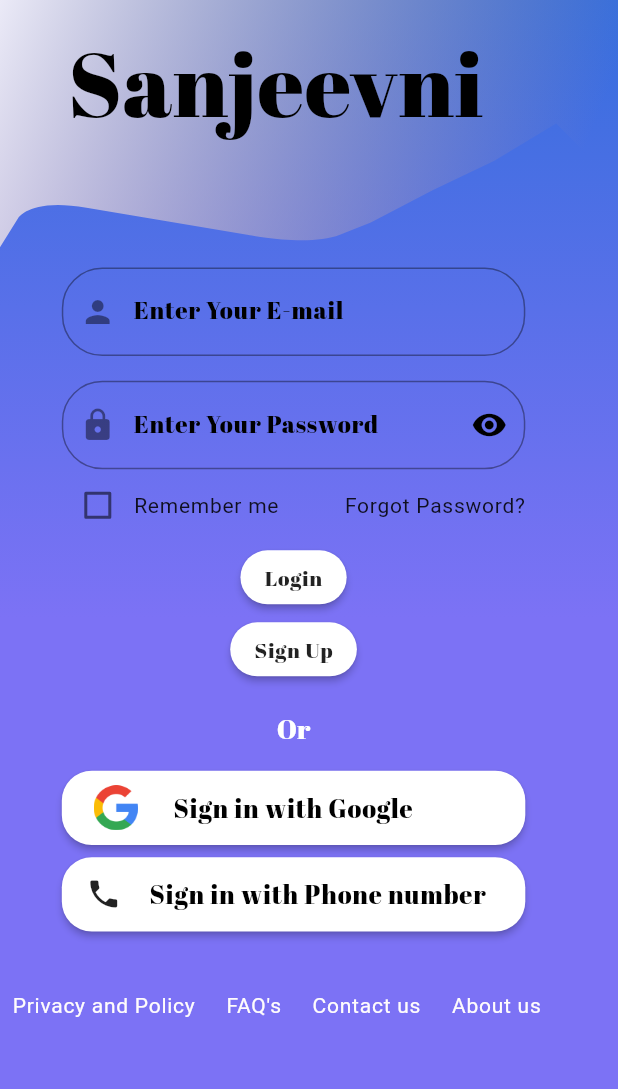
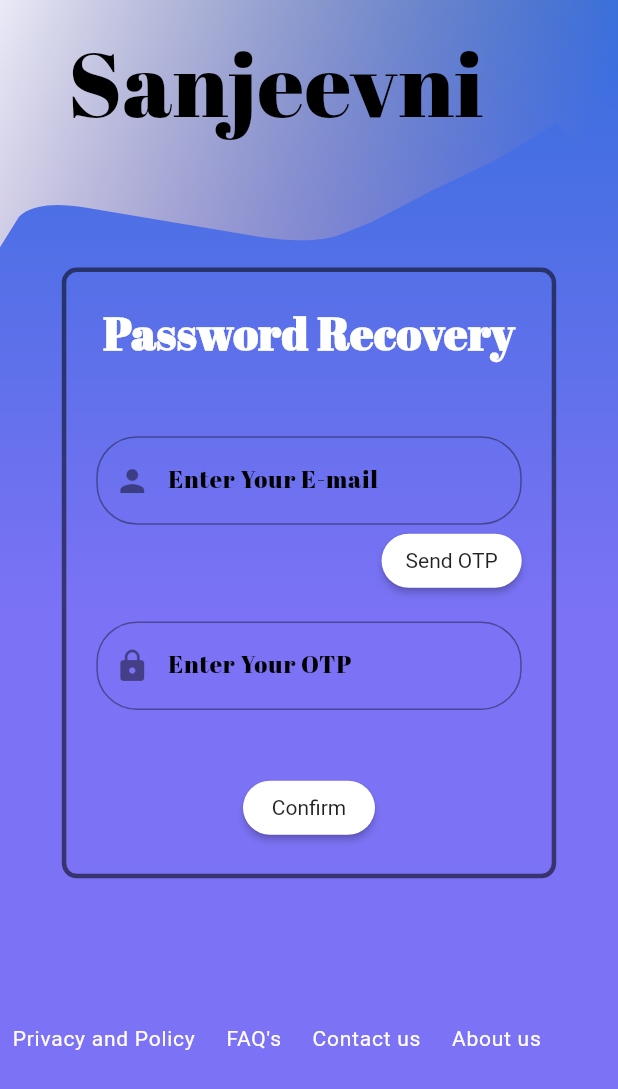
Before and after one commit to dev-bug2debug/sanjeevni_ui, a Flutter app: the screen it shows after launch, after a tap on "Forgot Password?", on a phone screen of 412 x 824 dp. Shown: the top 1089 px of the screen. Run offline on Flutter 3.47's test engine with Material 2 defaults, Android fonts, the phone set to English and light mode, and no system bars; network calls fail.

Commit message:
Forget Password Screen and reset Password screen.

```diff
--- /dev/null
+++ b/lab_webapp/lib/screens/ForgotPassword.dart
@@ -0,0 +1,34 @@
+import 'package:flutter/material.dart';
+import 'package:labwebapp/widgets/BackgroundLogin.dart';
+import 'package:labwebapp/widgets/ContentForgotPassword.dart';
+
+class ForgotPassword extends StatefulWidget {
+  @override
+  State<StatefulWidget> createState() {
+    return ForgotPasswordState();
+  }
+}
+
+class ForgotPasswordState extends State<ForgotPassword> {
+  @override
+  Widget build(BuildContext context) {
+    return Scaffold(
+      body: Stack(
+        children: <Widget>[
+          BackgroundLogin(),
+          (MediaQuery.of(context).size.width < 1300)
+              ? (MediaQuery.of(context).size.width < 969)
+                  ? (MediaQuery.of(context).size.width < 775)
+                      ? (MediaQuery.of(context).size.width < 646)
+                          ? (MediaQuery.of(context).size.width < 554)
+                              ? ContentForgotPassword(percent: 0.10)
+                              : ContentForgotPassword(percent: 0.20)
+                          : ContentForgotPassword(percent: 0.30)
+                      : ContentForgotPassword(percent: 0.40)
+                  : ContentForgotPassword(percent: 0.50)
+              : ContentForgotPassword(percent: 0.60)
+        ],
+      ),
+    );
+  }
+}
--- a/lab_webapp/lib/screens/LoginScreen.dart
+++ b/lab_webapp/lib/screens/LoginScreen.dart
@@ -22,19 +22,15 @@ class LoginScreenState extends State<LoginScreen> {
         BackgroundLogin(),
         //-----------------All the Wigdets Visible on the Login Screen except Logo--------------
         (MediaQuery.of(context).size.width < 1300)
-            ? (MediaQuery.of(context).size.width < 1150)
-                ? (MediaQuery.of(context).size.width < 800)
-                    ? (MediaQuery.of(context).size.width < 502)
-                        ? (MediaQuery.of(context).size.width < 400)
-                            ? ContentLogin(
-                                percent: 0.02,
-                              )
-                            : ContentLogin(
-                                percent: 0.10,
-                              )
-                        : ContentLogin(percent: 0.25)
-                    : ContentLogin(percent: 0.45)
-                : ContentLogin(percent: 0.55)
+            ? (MediaQuery.of(context).size.width < 969)
+                ? (MediaQuery.of(context).size.width < 775)
+                    ? (MediaQuery.of(context).size.width < 646)
+                        ? (MediaQuery.of(context).size.width < 554)
+                            ? ContentLogin(percent: 0.10)
+                            : ContentLogin(percent: 0.20)
+                        : ContentLogin(percent: 0.30)
+                    : ContentLogin(percent: 0.40)
+                : ContentLogin(percent: 0.50)
             : ContentLogin(percent: 0.60)
       ],
     );
--- a/lab_webapp/lib/screens/SignUpScreen.dart
+++ b/lab_webapp/lib/screens/SignUpScreen.dart
@@ -12,7 +12,6 @@ class SignUpScreen extends StatefulWidget {
 class SignUpScreenState extends State<SignUpScreen> {
   bool obscureText1 = true;
   bool obscureText2 = true;
-  bool rememberMe = false;
 
   //code added by Rana Atul
   //....variable for taking the value of the textfield after click the signup button.....
--- /dev/null
+++ b/lab_webapp/lib/widgets/ContentForgotPassword.dart
@@ -0,0 +1,200 @@
+import 'package:flutter/material.dart';
+
+class ContentForgotPassword extends StatefulWidget{
+
+  final double percent;
+
+  ContentForgotPassword({this.percent});
+
+  @override
+  State<StatefulWidget> createState() {
+    return ContentForgotPasswordState();
+  }
+}
+
+class ContentForgotPasswordState extends State<ContentForgotPassword>{
+  @override
+  Widget build(BuildContext context) {
+    return ListView(
+      children: <Widget>[
+        //-------------------------------Text for Sanjeevni Header------------------------------------------
+        Container(
+          alignment: Alignment.bottomLeft,
+          margin: EdgeInsets.only(top: 15.0, left: 45.0),
+          child: Text(
+            'Sanjeevni',
+            style: TextStyle(
+                letterSpacing: 0.5,
+                fontSize: 60.0,
+                color: Colors.black,
+                fontFamily: 'Abril Fatface',
+                decoration: TextDecoration.none),
+          ),
+        ),
+        //----------------------------Space between right content and sanjeevni text--------------------------------
+        SizedBox(
+          height: MediaQuery.of(context).size.height * 0.1,
+        ),
+        //----------------------------------all the content on the right------------------------------------
+        Container(
+          padding: EdgeInsets.all(20.0),
+          decoration: BoxDecoration(
+            border: Border.all(color: Colors.black54, width: 3.0),
+            borderRadius: BorderRadius.circular(10.0),
+          ),
+          margin: EdgeInsets.only(
+              left: MediaQuery.of(context).size.width * widget.percent,
+              right: MediaQuery.of(context).size.width * 0.10),
+          child: Column(
+            children: <Widget>[
+              //------------------------------password recovery text----------------------------------
+              Text(
+                'Password Recovery',
+                style: TextStyle(
+                    color: Colors.white,
+                    letterSpacing: 0.5,
+                    fontWeight: FontWeight.bold,
+                    fontFamily: 'Abril Fatface',
+                    fontSize: 30.0),
+              ),
+              //--------------space between password recovery text and email textfield----------------
+              SizedBox(
+                height: MediaQuery.of(context).size.height * 0.06,
+              ),
+              //----------------------------TextField for E-mail--------------------------------------
+              Container(
+                child: TextFormField(
+                  textAlign: TextAlign.center,
+                  decoration: InputDecoration(
+                    prefixIcon: Icon(Icons.person),
+                    labelText: "Enter Your E-mail",
+                    border: OutlineInputBorder(
+                        borderSide: BorderSide(color: Colors.black),
+                        borderRadius: BorderRadius.circular(27.0)),
+                    focusedBorder: OutlineInputBorder(
+                        borderSide: BorderSide(color: Colors.black),
+                        borderRadius: BorderRadius.circular(27.0)),
+                    labelStyle: TextStyle(
+                      color: Colors.black,
+                      letterSpacing: 0.5,
+                      fontFamily: 'Abril Fatface',
+                      decoration: TextDecoration.none,
+                    ),
+                  ),
+                  cursorColor: Colors.black,
+                ),
+              ),
+              //------------------------------------send OTP button----------------------------------
+              Align(
+                alignment: Alignment.centerRight,
+                child: MaterialButton(
+                  shape: RoundedRectangleBorder(
+                      borderRadius: BorderRadius.circular(20.0)),
+                  onPressed: () {},
+                  child: Text('Send OTP'),
+                  color: Colors.white,
+                ),
+              ),
+              //-------------------space between send OTP button and otp textfield-------------------
+              SizedBox(
+                height: MediaQuery.of(context).size.height * 0.02,
+              ),
+              //----------------------------TextField for OTP--------------------------------------
+              Container(
+                child: TextFormField(
+                  textAlign: TextAlign.center,
+                  decoration: InputDecoration(
+                    prefixIcon: Icon(Icons.lock),
+                    labelText: "Enter Your OTP",
+                    border: OutlineInputBorder(
+                        borderSide: BorderSide(color: Colors.black),
+                        borderRadius: BorderRadius.circular(27.0)),
+                    focusedBorder: OutlineInputBorder(
+                        borderSide: BorderSide(color: Colors.black),
+                        borderRadius: BorderRadius.circular(27.0)),
+                    labelStyle: TextStyle(
+                      color: Colors.black,
+                      letterSpacing: 0.5,
+                      fontFamily: 'Abril Fatface',
+                      decoration: TextDecoration.none,
+                    ),
+                  ),
+                  cursorColor: Colors.black,
+                ),
+              ),
+              //------------------space between OTP textfield and confirm button---------------------
+              SizedBox(
+                height: MediaQuery.of(context).size.height * 0.05,
+              ),
+              //-----------------------------------confirm button--------------------------------------
+              MaterialButton(
+                onPressed: () {},
+                shape: RoundedRectangleBorder(
+                    borderRadius: BorderRadius.circular(20.0)),
+                child: Text('Confirm'),
+                color: Colors.white,
+              )
+            ],
+          ),
+        ),
+        //----------------------------space between right content and footer-----------------------------
+        SizedBox(
+          height: MediaQuery.of(context).size.height * 0.12,
+        ),
+        //-------------------------------------------footer--------------------------------------------
+        Row(
+          children: <Widget>[
+            SizedBox(
+              width: MediaQuery.of(context).size.width * 0.02,
+            ),
+            Row(
+              children: <Widget>[
+                Text(
+                  'Privacy and Policy',
+                  style: TextStyle(
+                      color: Color(0xffFFFCFC),
+                      fontFamily: 'Roboto',
+                      letterSpacing: 0.5,
+                      fontWeight: FontWeight.w500),
+                ),
+                SizedBox(
+                  width: MediaQuery.of(context).size.width * 0.05,
+                ),
+                Text(
+                  "FAQ's",
+                  style: TextStyle(
+                      color: Color(0xffFFFCFC),
+                      fontFamily: 'Roboto',
+                      letterSpacing: 0.5,
+                      fontWeight: FontWeight.w500),
+                ),
+                SizedBox(
+                  width: MediaQuery.of(context).size.width * 0.05,
+                ),
+                Text(
+                  'Contact us',
+                  style: TextStyle(
+                      color: Color(0xffFFFCFC),
+                      fontFamily: 'Roboto',
+                      letterSpacing: 0.5,
+                      fontWeight: FontWeight.w500),
+                ),
+                SizedBox(
+                  width: MediaQuery.of(context).size.width * 0.05,
+                ),
+                Text(
+                  'About us',
+                  style: TextStyle(
+                      color: Color(0xffFFFCFC),
+                      fontFamily: 'Roboto',
+                      letterSpacing: 0.5,
+                      fontWeight: FontWeight.w500),
+                ),
+              ],
+            ),
+          ],
+        )
+      ],
+    );
+  }
+}
--- a/lab_webapp/lib/widgets/ContentLogin.dart
+++ b/lab_webapp/lib/widgets/ContentLogin.dart
@@ -1,4 +1,5 @@
 import 'package:flutter/material.dart';
+import 'package:labwebapp/screens/ForgotPassword.dart';
 import 'package:labwebapp/screens/SignUpScreen.dart';
 
 class ContentLogin extends StatefulWidget{
@@ -43,14 +44,13 @@ class ContentLoginState extends State<ContentLogin>{
         //---------------------------------All the contents on Screen--------------------------------------
         Container(
           margin: EdgeInsets.only(
-              right: MediaQuery.of(context).size.width * 0.15,
+              right: MediaQuery.of(context).size.width * 0.10,
               left: MediaQuery.of(context).size.width * widget.percent),
           child: Column(
             crossAxisAlignment: CrossAxisAlignment.center,
             children: <Widget>[
               //----------------------------TextField for E-mail--------------------------------------
               Container(
-                //width: MediaQuery.of(context).size.width * percent1,
                 child: TextFormField(
                   textAlign: TextAlign.center,
                   decoration: InputDecoration(
@@ -78,7 +78,6 @@ class ContentLoginState extends State<ContentLogin>{
               ),
               //---------------------------TextField for Password-------------------------------------
               Container(
-                //width: MediaQuery.of(context).size.width * percent1,
                 child: TextFormField(
                   obscureText: obscureText,
                   textAlign: TextAlign.center,
@@ -139,7 +138,9 @@ class ContentLoginState extends State<ContentLogin>{
                     child: Text('Forgot Password?',
                         style: TextStyle(
                             fontFamily: 'Roboto', letterSpacing: 0.5)),
-                    onTap: () {},
+                    onTap: () {
+                      Navigator.push(context, MaterialPageRoute(builder: (_)=> ForgotPassword()));
+                    },
                   ),
                 ],
               ),
```
Also changed, not shown: lab_webapp/lib/screens/PasswordReset.dart (added, +34 -0 lines), lab_webapp/lib/widgets/ContentPasswordReset.dart (added, +215 -0 lines).
